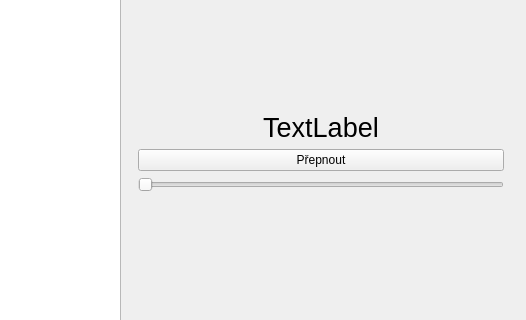
First picture: the form in mainwindow.ui, repository jirislaby/ifoxtrot-qt, before the edit; both pictures show x 279 to 805 and y 234 to 554 of the 805 by 705 pixel window.
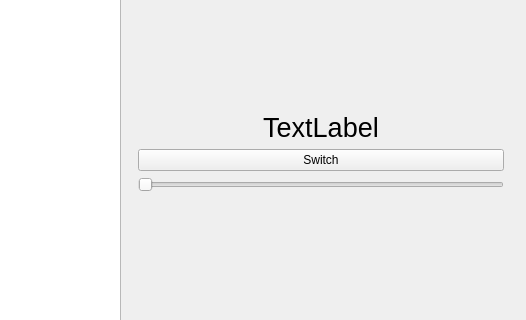
Second picture: the form after the edit. The open tabs and pages were chosen to show the change.

Commit message: mainwindow: fix buttons' captions

```diff
--- a/mainwindow.ui
+++ b/mainwindow.ui
@@ -205,7 +205,7 @@
             <item>
              <widget class="QPushButton" name="pushButtonLight">
               <property name="text">
-               <string>Přepnout</string>
+               <string>Switch</string>
               </property>
              </widget>
             </item>
```
Left out of the diff: 4 changed lines with no effect on the pictures.
